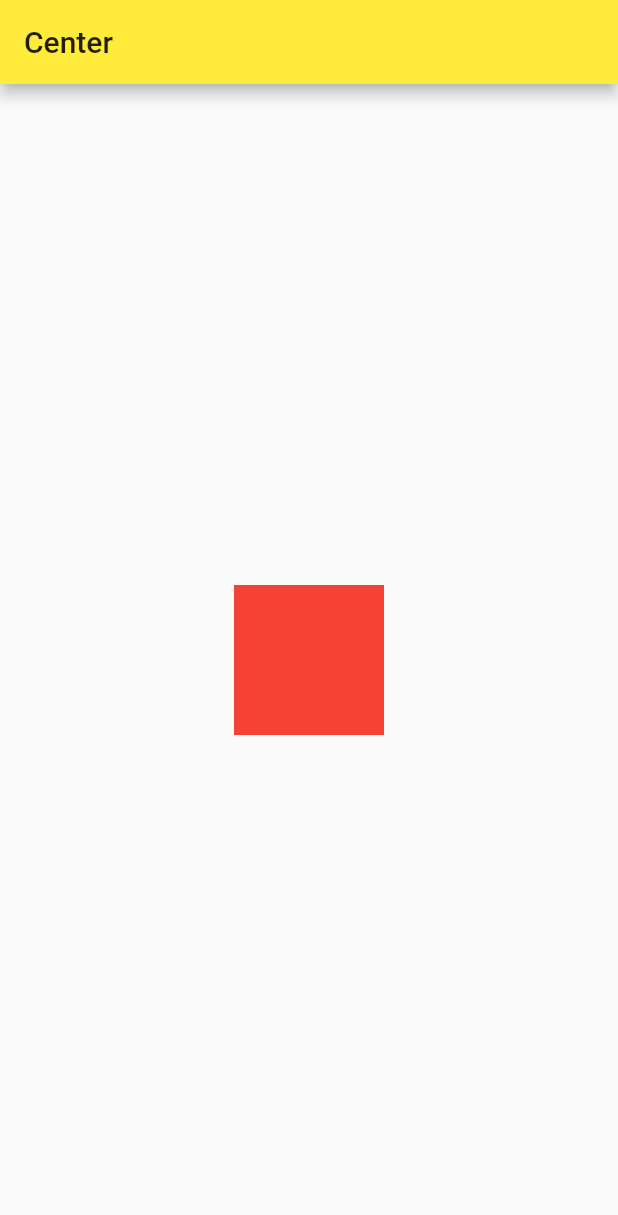
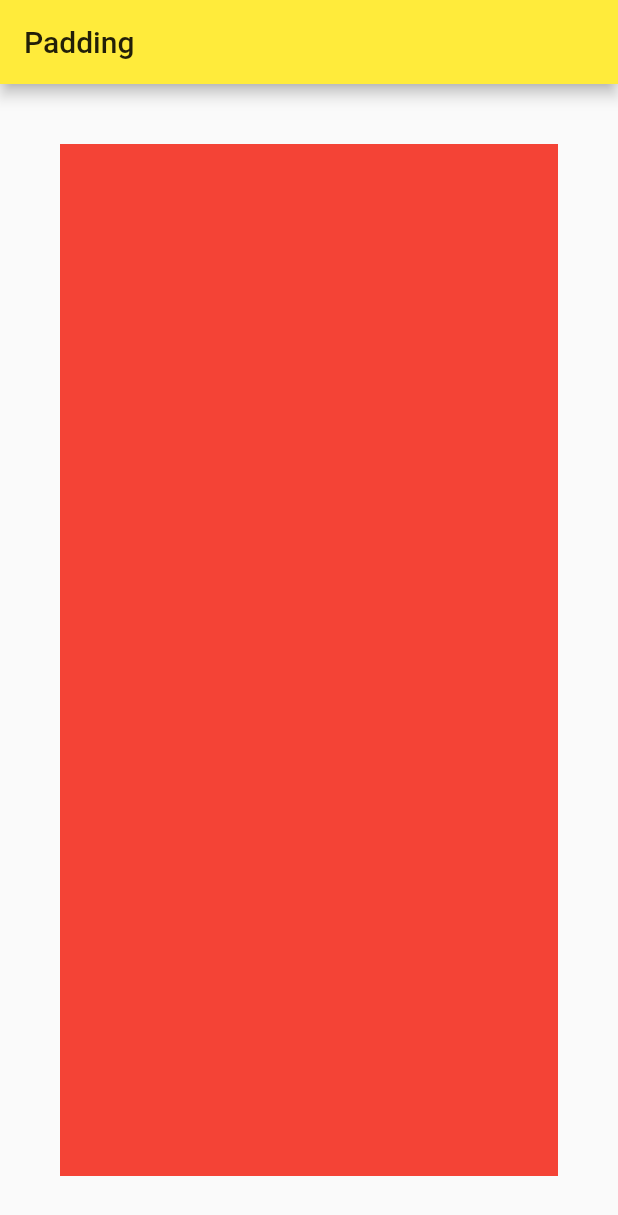
Before and after one commit to congcoding/flutter_survivalcoding, a Flutter app: the screen it shows after launch, on a phone screen of 412 x 824 dp. Shown: the top 1215 px of the screen. Run offline on Flutter 3.47's test engine with Material 2 defaults, Android fonts, the phone set to English and light mode, and no system bars.

Commit message:
[FEAT] Chapter 4.3.2 (Padding)

```diff
--- a/lib/main.dart
+++ b/lib/main.dart
@@ -20,15 +20,14 @@ class MyHomePage extends StatelessWidget {
   Widget build(BuildContext context) {
     return Scaffold(
       appBar: AppBar(
-        title: Text('Center'),
+        title: Text('Padding'),
       ),
-      body: Center(
+      body: Padding(
+        padding: const EdgeInsets.all(40.0),
         child: Container(
           color: Colors.red,
-          width: 100,
-          height: 100,
-        )
-      )
+        ),
+      ),
     );
   }
 }
```
